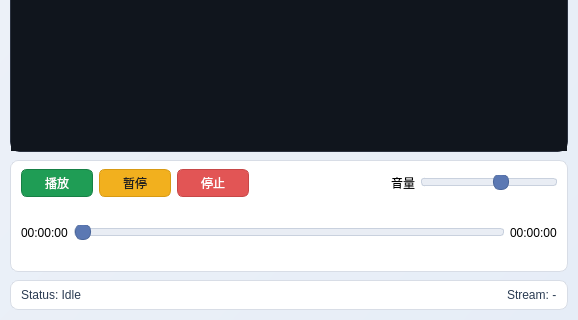
Qt form New_Client/ui/pages/mediaplayerpage.ui (fhb-99/code-first-project) before a commit; both pictures show x 0 to 578 and y 321 to 641 of the 578 by 641 pixel window.
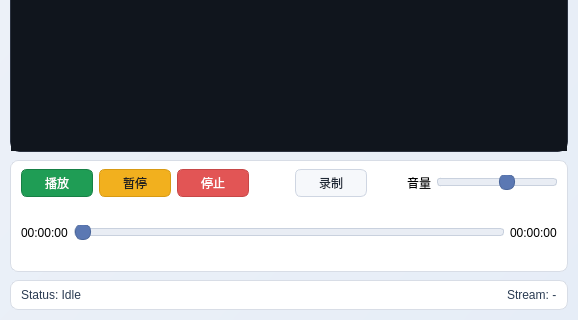
The same form after that commit.

What changed in the file:
```diff
--- a/New_Client/ui/pages/mediaplayerpage.ui
+++ b/New_Client/ui/pages/mediaplayerpage.ui
@@ -93,6 +93,16 @@
   background: #c74747;
   border: 1px solid #a93a3a;
 }
+QPushButton#btn_record {
+  background: #f6f8fb;
+  border: 1px solid #cfd6e2;
+  color: #1f2937;
+}
+QPushButton#btn_record:checked {
+  background: #e25555;
+  border: 1px solid #c74747;
+  color: white;
+}
 QSlider::groove:horizontal {
   border: 1px solid #c9d1de;
   height: 6px;
@@ -318,6 +328,38 @@
           </property>
          </spacer>
         </item>
+        <item>
+         <widget class="QPushButton" name="btn_record">
+          <property name="minimumSize">
+           <size>
+            <width>72</width>
+            <height>28</height>
+           </size>
+          </property>
+          <property name="text">
+           <string>录制</string>
+          </property>
+          <property name="toolTip">
+           <string>开始/停止录制（需先打开摄像头）</string>
+          </property>
+          <property name="checkable">
+           <bool>true</bool>
+          </property>
+         </widget>
+        </item>
+        <item>
+         <spacer name="horizontalSpacer_controls_right">
+          <property name="orientation">
+           <enum>Qt::Horizontal</enum>
+          </property>
+          <property name="sizeHint" stdset="0">
+           <size>
+            <width>20</width>
+            <height>20</height>
+           </size>
+          </property>
+         </spacer>
+        </item>
         <item>
          <widget class="QLabel" name="lb_volume">
          <property name="text">
```
